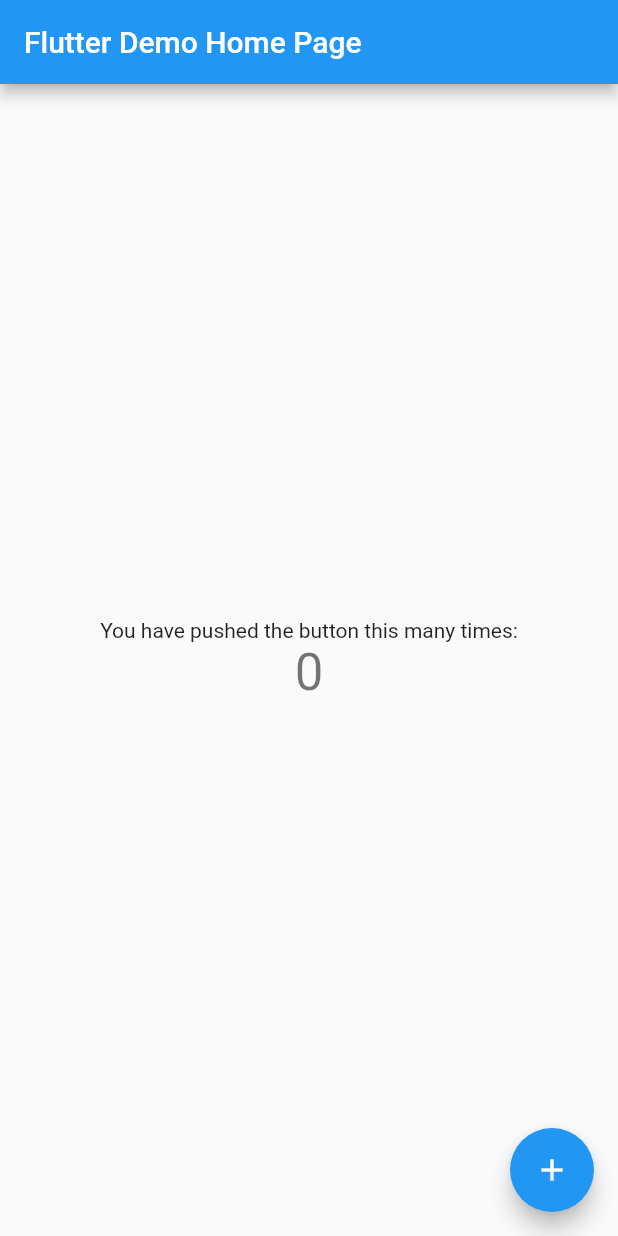
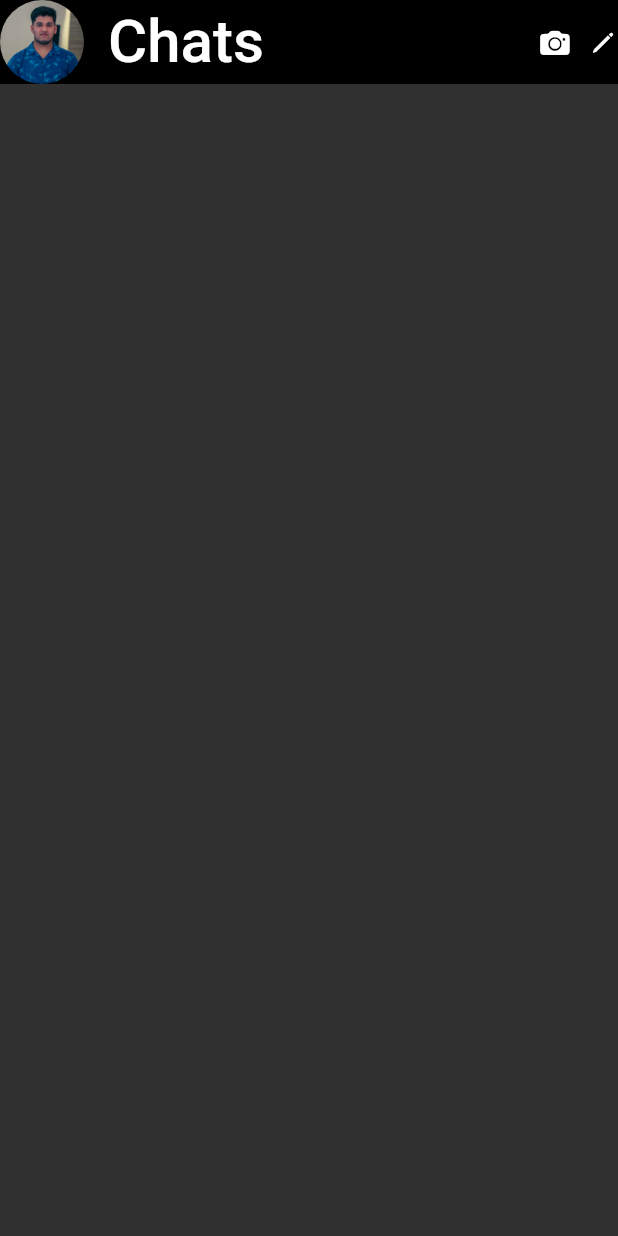
Before and after one commit to sandesh101/Messenger-UI, a Flutter app: the screen it shows after launch, on a phone screen of 412 x 824 dp. Run offline on Flutter 3.47's test engine with Material 2 defaults, Android fonts, the phone set to English and light mode, and no system bars.

Commit message:
Add: Appbar

```diff
--- a/lib/main.dart
+++ b/lib/main.dart
@@ -1,115 +1,50 @@
+import 'package:flutter/cupertino.dart';
 import 'package:flutter/material.dart';
+import 'package:cupertino_icons/cupertino_icons.dart';
 
 void main() {
-  runApp(const MyApp());
+  runApp(MessnegerUI());
 }
 
-class MyApp extends StatelessWidget {
-  const MyApp({Key? key}) : super(key: key);
-
-  // This widget is the root of your application.
+class MessnegerUI extends StatelessWidget {
   @override
   Widget build(BuildContext context) {
     return MaterialApp(
-      title: 'Flutter Demo',
       theme: ThemeData(
-        // This is the theme of your application.
-        //
-        // Try running your application with "flutter run". You'll see the
-        // application has a blue toolbar. Then, without quitting the app, try
-        // changing the primarySwatch below to Colors.green and then invoke
-        // "hot reload" (press "r" in the console where you ran "flutter run",
-        // or simply save your changes to "hot reload" in a Flutter IDE).
-        // Notice that the counter didn't reset back to zero; the application
-        // is not restarted.
-        primarySwatch: Colors.blue,
+        brightness: Brightness.dark,
+        appBarTheme: const AppBarTheme(color: Colors.black),
       ),
-      home: const MyHomePage(title: 'Flutter Demo Home Page'),
+      debugShowCheckedModeBanner: false,
+      title: 'Messenger UI',
+      home: Scaffold(
+          appBar: AppBar(
+        elevation: 0.0,
+        leading: CircleAvatar(
+          radius: 10.0,
+          backgroundImage: const AssetImage('assets/images/ProfilePicture.jpg'),
+        ),
+        title: Text(
+          'Chats',
+          style: TextStyle(color: Colors.white, fontSize: 40),
+        ),
+        actions: [
+          Row(
+            children: [
+              const Padding(
+                padding: EdgeInsets.all(12.0),
+                child: Icon(
+                  CupertinoIcons.camera_fill,
+                  size: 20,
+                ),
+              ),
+              const Icon(
+                CupertinoIcons.pen,
+                size: 20,
+              ),
+            ],
+          ),
+        ],
+      )),
     );
   }
 }
-
-class MyHomePage extends StatefulWidget {
-  const MyHomePage({Key? key, required this.title}) : super(key: key);
-
-  // This widget is the home page of your application. It is stateful, meaning
-  // that it has a State object (defined below) that contains fields that affect
-  // how it looks.
-
-  // This class is the configuration for the state. It holds the values (in this
-  // case the title) provided by the parent (in this case the App widget) and
-  // used by the build method of the State. Fields in a Widget subclass are
-  // always marked "final".
-
-  final String title;
-
-  @override
-  State<MyHomePage> createState() => _MyHomePageState();
-}
-
-class _MyHomePageState extends State<MyHomePage> {
-  int _counter = 0;
-
-  void _incrementCounter() {
-    setState(() {
-      // This call to setState tells the Flutter framework that something has
-      // changed in this State, which causes it to rerun the build method below
-      // so that the display can reflect the updated values. If we changed
-      // _counter without calling setState(), then the build method would not be
-      // called again, and so nothing would appear to happen.
-      _counter++;
-    });
-  }
-
-  @override
-  Widget build(BuildContext context) {
-    // This method is rerun every time setState is called, for instance as done
-    // by the _incrementCounter method above.
-    //
-    // The Flutter framework has been optimized to make rerunning build methods
-    // fast, so that you can just rebuild anything that needs updating rather
-    // than having to individually change instances of widgets.
-    return Scaffold(
-      appBar: AppBar(
-        // Here we take the value from the MyHomePage object that was created by
-        // the App.build method, and use it to set our appbar title.
-        title: Text(widget.title),
-      ),
-      body: Center(
-        // Center is a layout widget. It takes a single child and positions it
-        // in the middle of the parent.
-        child: Column(
-          // Column is also a layout widget. It takes a list of children and
-          // arranges them vertically. By default, it sizes itself to fit its
-          // children horizontally, and tries to be as tall as its parent.
-          //
-          // Invoke "debug painting" (press "p" in the console, choose the
-          // "Toggle Debug Paint" action from the Flutter Inspector in Android
-          // Studio, or the "Toggle Debug Paint" command in Visual Studio Code)
-          // to see the wireframe for each widget.
-          //
-          // Column has various properties to control how it sizes itself and
-          // how it positions its children. Here we use mainAxisAlignment to
-          // center the children vertically; the main axis here is the vertical
-          // axis because Columns are vertical (the cross axis would be
-          // horizontal).
-          mainAxisAlignment: MainAxisAlignment.center,
-          children: <Widget>[
-            const Text(
-              'You have pushed the button this many times:',
-            ),
-            Text(
-              '$_counter',
-              style: Theme.of(context).textTheme.headline4,
-            ),
-          ],
-        ),
-      ),
-      floatingActionButton: FloatingActionButton(
-        onPressed: _incrementCounter,
-        tooltip: 'Increment',
-        child: const Icon(Icons.add),
-      ), // This trailing comma makes auto-formatting nicer for build methods.
-    );
-  }
-}
```
Also changed, not shown: pubspec.yaml (+3 -39 lines), assets/images/ProfilePicture.jpg (added).
